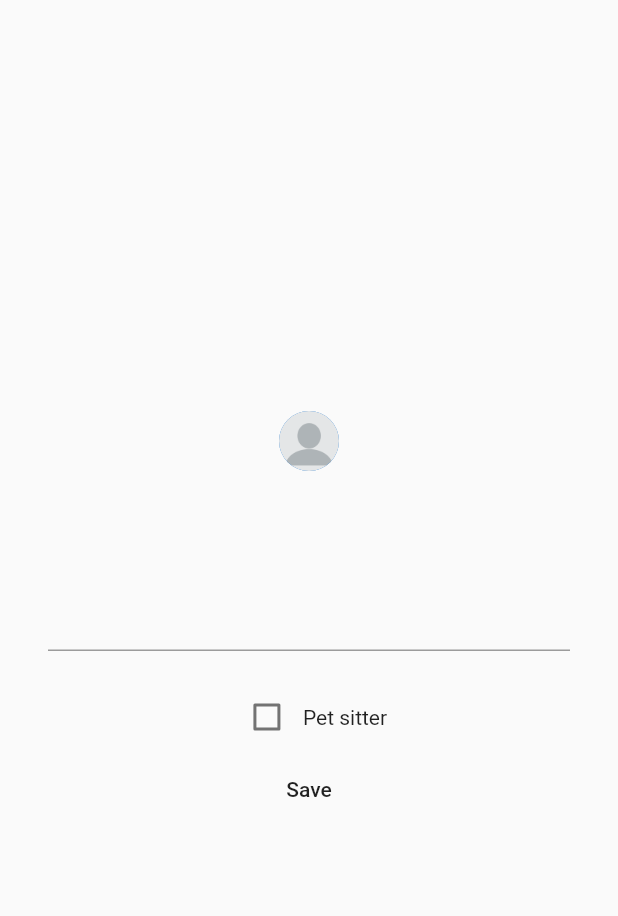
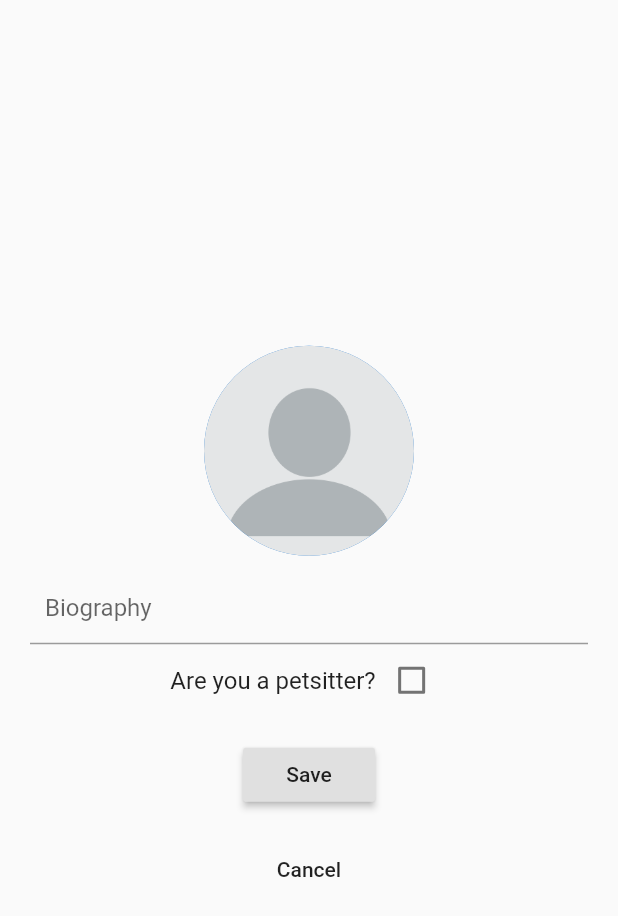
Before and after one commit to deniskrr/pet-app, a Flutter app: the ProfilePage screen opened directly, after a tap on "Edit info", on a phone screen of 412 x 824 dp. Shown: the top 916 px of the screen. Run offline on Flutter 3.47's test engine with Material 2 defaults, Android fonts, the phone set to English and light mode, and no system bars; our stand-ins replace cloud_firestore, firebase_auth, firebase_storage, get_it, image_picker, toggle_switch; accounts and stored records are empty.

Commit message:
Use the extracted widget for edit info page

```diff
--- /dev/null
+++ b/lib/screens/home/profile/edit_profile_form.dart
@@ -0,0 +1,106 @@
+import 'dart:io';
+
+import 'package:flutter/cupertino.dart';
+import 'package:flutter/material.dart';
+import 'package:image_picker/image_picker.dart';
+import 'package:pet_app/helpers/app_dialogs.dart';
+import 'package:pet_app/model/user.dart';
+import 'package:pet_app/services/services.dart';
+import 'package:pet_app/services/storage/storage_service.dart';
+import 'package:pet_app/services/user/user_service.dart';
+import 'package:pet_app/widgets/InputField.dart';
+import 'package:pet_app/widgets/LabeledCheckbox.dart';
+import 'package:pet_app/widgets/ProfilePicture.dart';
+
+class EditProfileForm extends StatefulWidget {
+  @override
+  _EditProfileFormState createState() => _EditProfileFormState();
+}
+
+class _EditProfileFormState extends State<EditProfileForm> {
+  final StorageService _storageService = services.get<StorageService>();
+  final UserService _userService = services.get<UserService>();
+  File _image;
+  final _formKey = GlobalKey<FormState>();
+  final biographyController = TextEditingController();
+
+  Future getImage() async {
+    final imageSource = await AppDialogs.chooseImageSource(context);
+
+    if (imageSource != null) {
+      final file = await ImagePicker.pickImage(source: imageSource);
+      if (file != null) {
+        setState(() => _image = file);
+      }
+    }
+  }
+
+  @override
+  void dispose() {
+    biographyController.dispose();
+    super.dispose();
+  }
+
+  @override
+  Widget build(BuildContext context) {
+    User currentUser = ModalRoute.of(context).settings.arguments;
+
+    return Form(
+      key: _formKey,
+      child: Padding(
+        padding: EdgeInsets.symmetric(horizontal: 20.0),
+        child: Column(
+          children: <Widget>[
+            ProfilePicture(
+                image: _image,
+                pictureUrl: currentUser.pictureUrl,
+                placeholderImageUri: "assets/blank_profile.png",
+                imageGetter: getImage),
+            InputField(
+              controller: biographyController,
+              hintText: "Biography",
+            ),
+            LabeledCheckbox(
+              label: "Are you a petsitter?",
+              value: currentUser.isPetSitter,
+              valueHandler: (newValue) {
+                setState(() {
+                  currentUser.isPetSitter = newValue;
+                });
+              },
+            ),
+            Padding(
+              padding: const EdgeInsets.symmetric(vertical: 15.0),
+              child: RaisedButton(
+                onPressed: () {
+                  if (_formKey.currentState.validate()) {
+                    updateInfo(currentUser, _image, biographyController.text);
+                  } else
+                    AppDialogs.showAlertDialog(context, "Operation failed",
+                        "Please, make sure that the inputs are in the correct format!");
+                },
+                child: Text('Save'),
+              ),
+            ),
+          ],
+        ),
+      ),
+    );
+  }
+
+  void updateInfo(User user, File picture, String bio) {
+    user.bio = bio;
+    if (_image != null) {
+      _storageService.uploadPhoto(_image).then((pictureUrl) {
+        user.pictureUrl = pictureUrl;
+        _userService
+            .updateUser(user)
+            .whenComplete(() => Navigator.of(context).pop());
+      });
+    } else {
+      _userService
+          .updateUser(user)
+          .whenComplete(() => Navigator.of(context).pop());
+    }
+  }
+}
--- a/lib/screens/home/profile/edit_profile_page.dart
+++ b/lib/screens/home/profile/edit_profile_page.dart
@@ -1,11 +1,5 @@
-import 'dart:io';
-
 import 'package:flutter/material.dart';
-import 'package:image_picker/image_picker.dart';
-import 'package:pet_app/model/user.dart';
-import 'package:pet_app/services/services.dart';
-import 'package:pet_app/services/storage/storage_service.dart';
-import 'package:pet_app/services/user/user_service.dart';
+import 'package:pet_app/screens/home/profile/edit_profile_form.dart';
 
 class EditProfilePage extends StatefulWidget {
   static final routeName = '/edit-profile';
@@ -15,97 +9,20 @@ class EditProfilePage extends StatefulWidget {
 }
 
 class _EditProfilePageState extends State<EditProfilePage> {
-  File _image;
-  final StorageService _storageService = services.get<StorageService>();
-  final UserService _userService = services.get<UserService>();
-  final bioController = TextEditingController();
-
-  Future getImage() async {
-    var image = await ImagePicker.pickImage(source: ImageSource.gallery);
-
-    setState(() {
-      _image = image;
-    });
-  }
-
-  void updateInfo(User user, File picture, String bio) {
-    user.bio = bio;
-    if (_image != null) {
-      _storageService.uploadPhoto(_image).then((pictureUrl) {
-        user.pictureUrl = pictureUrl;
-        _userService
-            .updateUser(user)
-            .whenComplete(() => Navigator.of(context).pop());
-      });
-    } else {
-      _userService
-          .updateUser(user)
-          .whenComplete(() => Navigator.of(context).pop());
-    }
-  }
-
   @override
   Widget build(BuildContext context) {
-    User currentUser = ModalRoute.of(context).settings.arguments;
-
     return Scaffold(
-      body: Padding(
-        padding: EdgeInsets.symmetric(horizontal: 32),
-        child: Center(
-          child: Column(
-            mainAxisSize: MainAxisSize.min,
-            mainAxisAlignment: MainAxisAlignment.center,
-            crossAxisAlignment: CrossAxisAlignment.center,
-            children: <Widget>[
-              GestureDetector(
-                child: CircleAvatar(
-                  backgroundImage: _image == null
-                      ? (currentUser.pictureUrl.isEmpty
-                      ? AssetImage(
-                    "assets/blank_profile.png",
-                  )
-                      : NetworkImage(
-                    currentUser.pictureUrl,
-                  ))
-                      : FileImage(
-                    _image,
-                  ),
-                ),
-                onTap: () => getImage(),
-              ),
-              SizedBox(
-                height: 20,
-              ),
-              TextField(
-                controller: bioController,
-                keyboardType: TextInputType.multiline,
-                maxLines: 4,
-              ),
-              SizedBox(
-                height: 20,
-              ),
-              Row(
-                mainAxisSize: MainAxisSize.min,
-                children: [
-                  Checkbox(
-                    value: currentUser.isPetSitter,
-                    onChanged: (newValue) {
-                      setState(() {
-                        currentUser.isPetSitter = newValue;
-                      });
-                    },
-                  ),
-                  Text("Pet sitter")
-                ],
-              ),
-              FlatButton(
-                child: Text("Save"),
-                onPressed: () {
-                  updateInfo(currentUser, _image, bioController.text);
-                },
-              ),
-            ],
-          ),
+      resizeToAvoidBottomPadding: false,
+      body: Center(
+        child: Column(
+          mainAxisSize: MainAxisSize.min,
+          children: <Widget>[
+            EditProfileForm(),
+            FlatButton(
+              onPressed: () => Navigator.of(context).pop(),
+              child: Text("Cancel"),
+            )
+          ],
         ),
       ),
     );
--- a/lib/screens/home/profile/profile_page.dart
+++ b/lib/screens/home/profile/profile_page.dart
@@ -6,6 +6,7 @@ import 'package:pet_app/screens/pets/add-pet/add_pet_page.dart';
 import 'package:pet_app/services/auth/auth_service.dart';
 import 'package:pet_app/services/services.dart';
 import 'package:pet_app/services/user/user_service.dart';
+import 'package:pet_app/widgets/ProfilePicture.dart';
 
 class ProfilePage extends StatefulWidget {
   @override
@@ -28,21 +29,23 @@ class _ProfilePageState extends State<ProfilePage> {
               child: Column(
                 mainAxisSize: MainAxisSize.min,
                 children: <Widget>[
-                  CircleAvatar(
-                    backgroundImage: currentUser.pictureUrl.isEmpty
-                        ? AssetImage("assets/blank_profile.png")
-                        : NetworkImage(currentUser.pictureUrl),
+                  ProfilePicture(
+                    image: null,
+                    pictureUrl: currentUser.pictureUrl,
+                    placeholderImageUri: "assets/blank_profile.png",
+                    imageGetter: null,
                   ),
                   SizedBox(
                     height: 20,
                   ),
                   Text(
                     currentUser.username,
+                    style: TextStyle(fontSize: 24),
                   ),
                   SizedBox(
                     height: 20,
                   ),
-                  FlatButton(
+                  RaisedButton(
                       child: Text("Edit info"),
                       onPressed: () =>
                           Navigator.of(context).pushNamed(
@@ -51,13 +54,11 @@ class _ProfilePageState extends State<ProfilePage> {
                   SizedBox(
                     height: 20,
                   ),
-                  FlatButton(
+                  RaisedButton(
                     child: Text("Add pet"),
                     onPressed: () {
-                      Navigator.of(context).pushNamed(
-                              AddPetPage.routeName,
-                              arguments: Pet.empty()
-                          );
+                      Navigator.of(context).pushNamed(AddPetPage.routeName,
+                          arguments: Pet.empty());
                     },
                   )
                 ],
--- a/lib/screens/pets/add-pet/add_pet_page.dart
+++ b/lib/screens/pets/add-pet/add_pet_page.dart
@@ -1,10 +1,6 @@
 import 'package:flutter/material.dart';
 import 'package:pet_app/model/pet.dart';
-import 'package:pet_app/screens/home/home_page.dart';
-import 'package:pet_app/screens/home/search/pet_search_page.dart';
-import 'package:pet_app/screens/login/login_form.dart';
 import 'package:pet_app/screens/pets/add-pet/add_pet_form.dart';
-import 'package:pet_app/services/auth/auth_service.dart';
 import 'package:pet_app/services/pets/pets_service.dart';
 import 'package:pet_app/services/services.dart';
 
@@ -33,8 +29,8 @@ class _AddPetPageState extends State<AddPetPage> {
                     .then((value) => Navigator.of(context).pop());
               },
             ),
-            GestureDetector(
-              onTap: () => Navigator.of(context).pop(),
+            FlatButton(
+              onPressed: () => Navigator.of(context).pop(),
               child: Text("Cancel"),
             )
           ],
```
